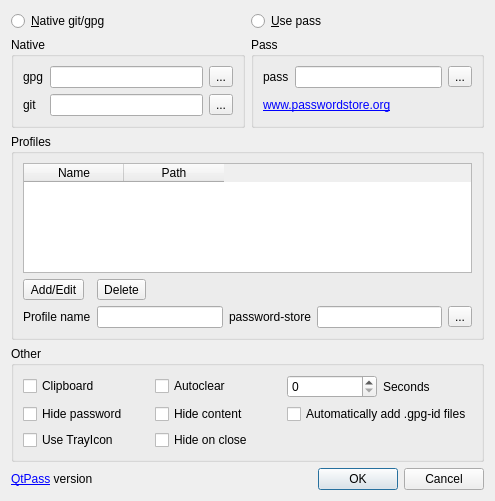
Above: dialog.ui from IJHack/QtPass before the change. Below: the same form after it.
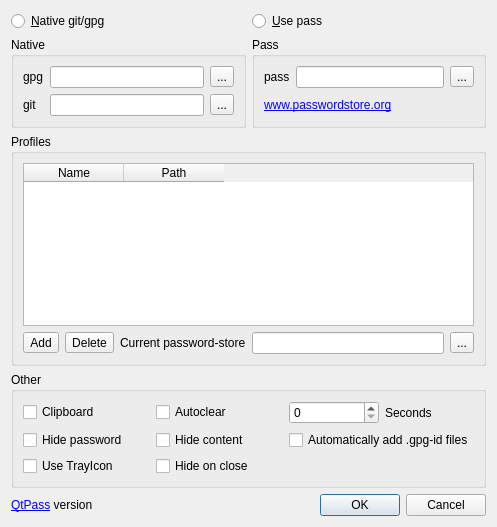
That is the form after the change.

Commit message: Profile interface streamlined

What changed in the file:
```diff
--- a/dialog.ui
+++ b/dialog.ui
@@ -6,8 +6,8 @@
    <rect>
     <x>0</x>
     <y>0</y>
-    <width>495</width>
-    <height>501</height>
+    <width>497</width>
+    <height>527</height>
    </rect>
   </property>
   <property name="windowTitle">
@@ -166,27 +166,10 @@
       </item>
       <item>
        <layout class="QGridLayout" name="gridLayout_11">
-        <item row="2" column="4">
-         <widget class="QToolButton" name="toolButtonStore">
-          <property name="text">
-           <string>...</string>
-          </property>
-         </widget>
-        </item>
-        <item row="2" column="1">
-         <widget class="QLineEdit" name="profileName"/>
-        </item>
-        <item row="2" column="0">
-         <widget class="QLabel" name="labelName">
-          <property name="text">
-           <string>Profile name</string>
-          </property>
-         </widget>
-        </item>
         <item row="0" column="0">
          <widget class="QToolButton" name="addButton">
           <property name="text">
-           <string>Add/Edit</string>
+           <string>Add</string>
           </property>
          </widget>
         </item>
@@ -197,16 +180,23 @@
           </property>
          </widget>
         </item>
-        <item row="2" column="3">
-         <widget class="QLineEdit" name="storePath"/>
-        </item>
-        <item row="2" column="2">
+        <item row="0" column="2">
          <widget class="QLabel" name="labelStorePath">
           <property name="text">
-           <string>password-store</string>
+           <string>Current password-store</string>
           </property>
          </widget>
         </item>
+        <item row="0" column="4">
+         <widget class="QToolButton" name="toolButtonStore">
+          <property name="text">
+           <string>...</string>
+          </property>
+         </widget>
+        </item>
+        <item row="0" column="3">
+         <widget class="QLineEdit" name="storePath"/>
+        </item>
        </layout>
       </item>
      </layout>
```
Left out of the diff: 2 changed lines with no effect on the pictures. The commit also changes 2 other files.
